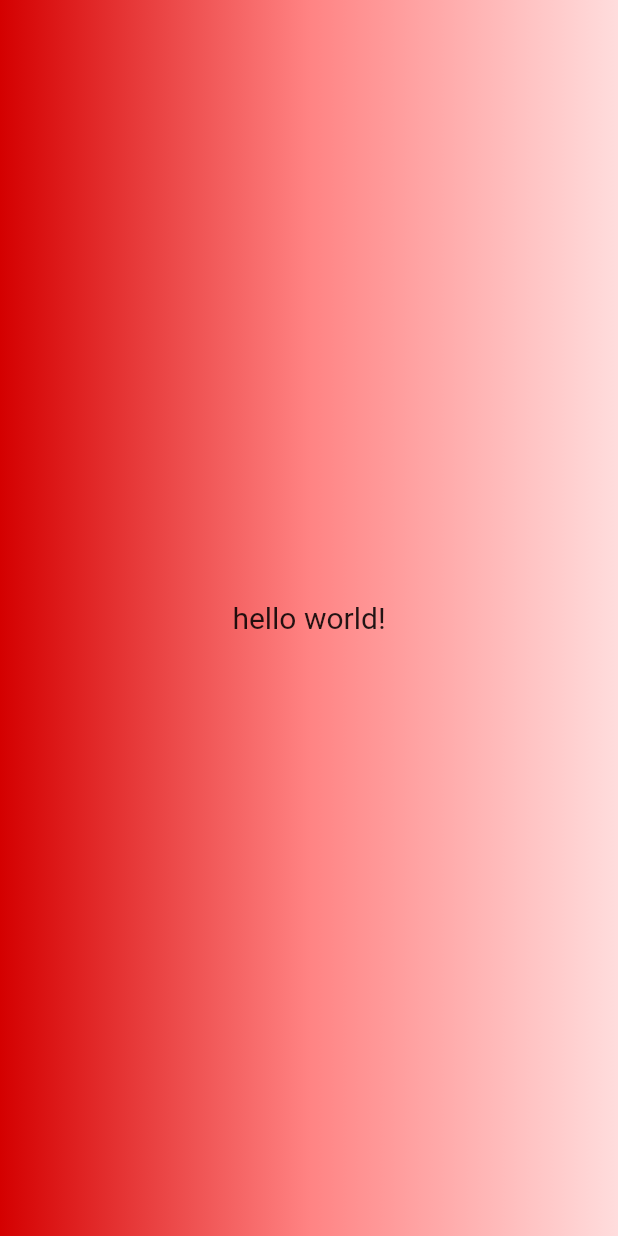
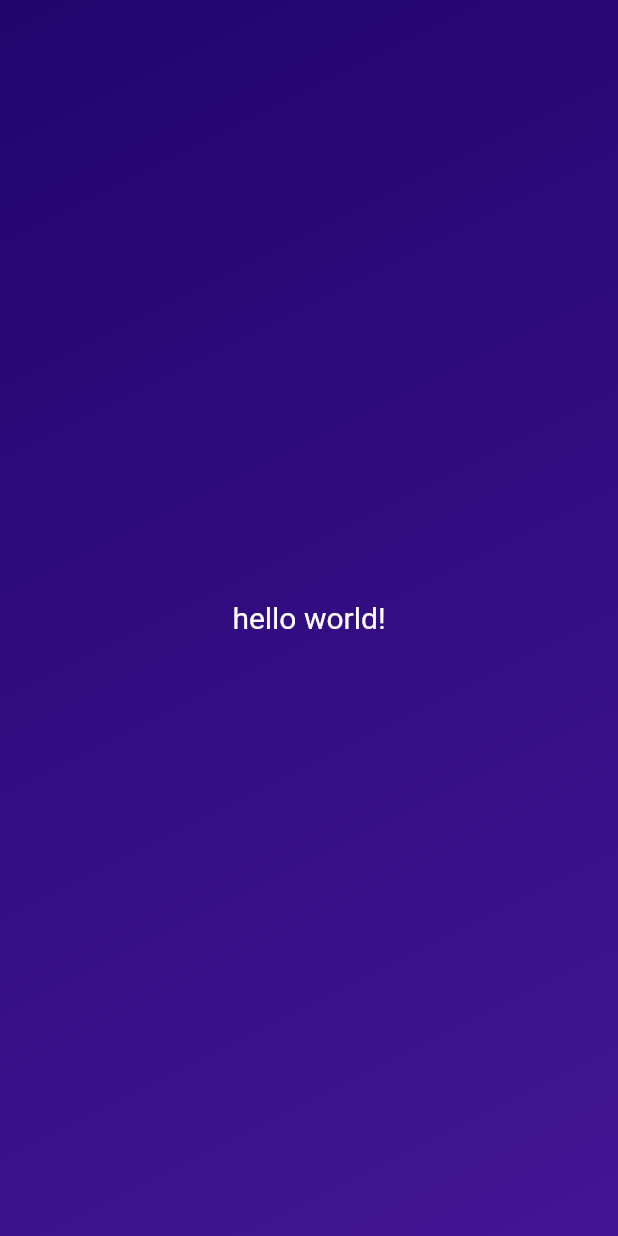
Before and after one commit to adhamalihassan/flutter-training, a Flutter app: the screen it shows after launch, on a phone screen of 412 x 824 dp. Run offline on Flutter 3.47's test engine with Material 2 defaults, Android fonts, the phone set to English and light mode, and no system bars.

Commit message:
multiple constructors

```diff
--- a/lib/gradient_container.dart
+++ b/lib/gradient_container.dart
@@ -1,17 +1,30 @@
 import 'package:flutter/material.dart';
 import 'package:first_app/styled_text.dart';
 
+const startAlignment = Alignment.topLeft;
+const endAlignment = Alignment.bottomRight;
+
 class GradientContainer extends StatelessWidget {
-  const GradientContainer({super.key});
+  final Color color1;
+  final Color color2;
+  const GradientContainer(this.color1, this.color2, {super.key});
+
+  const GradientContainer.purple({super.key})
+      : color1 = const Color.fromARGB(255, 33, 5, 109),
+        color2 = const Color.fromARGB(255, 68, 21, 149);
+
   @override
   Widget build(context) {
     return Container(
-      decoration: const BoxDecoration(
-        gradient: LinearGradient(colors: [
-          Color.fromARGB(255, 212, 0, 0),
-          Color.fromARGB(255, 255, 131, 131),
-          Color.fromARGB(255, 255, 221, 221),
-        ]),
+      decoration: BoxDecoration(
+        gradient: LinearGradient(
+          colors: [
+            color1,
+            color2,
+          ],
+          begin: startAlignment,
+          end: endAlignment,
+        ),
       ),
       child: const Center(
         child: StyledText('hello world!'),
--- a/lib/main.dart
+++ b/lib/main.dart
@@ -5,7 +5,7 @@ void main() {
   runApp(
     const MaterialApp(
       home: Scaffold(
-        body: GradientContainer(),
+        body: GradientContainer.purple(),
       ),
     ),
   );
--- a/lib/styled_text.dart
+++ b/lib/styled_text.dart
@@ -10,6 +10,7 @@ class StyledText extends StatelessWidget {
       text,
       style: const TextStyle(
         fontSize: 20.0,
+        color: Colors.white,
       ),
     );
   }
```
